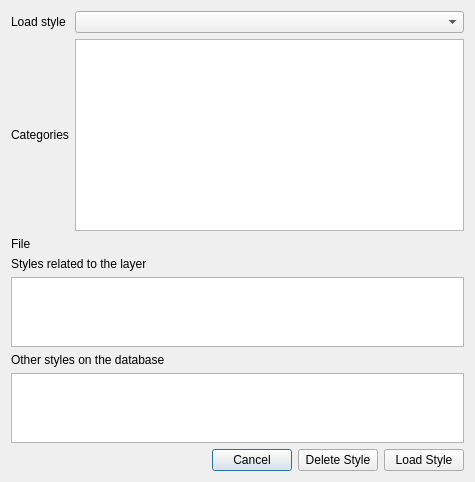
This is src/ui/qgsvectorlayerloadstyledialog.ui in qgis/QGIS as Qt 5 draws it before an edit. The edited form follows.
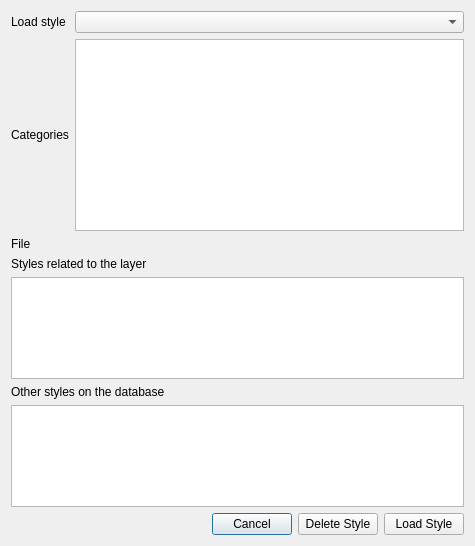
This is the edited form. Custom widgets are drawn as their Qt base class.

The edit to the form file:
```diff
--- a/src/ui/qgsvectorlayerloadstyledialog.ui
+++ b/src/ui/qgsvectorlayerloadstyledialog.ui
@@ -7,7 +7,7 @@
     <x>0</x>
     <y>0</y>
     <width>475</width>
-    <height>390</height>
+    <height>546</height>
    </rect>
   </property>
   <property name="sizePolicy">
```
Left out of the diff: 20 changed lines with no effect on the pictures.
